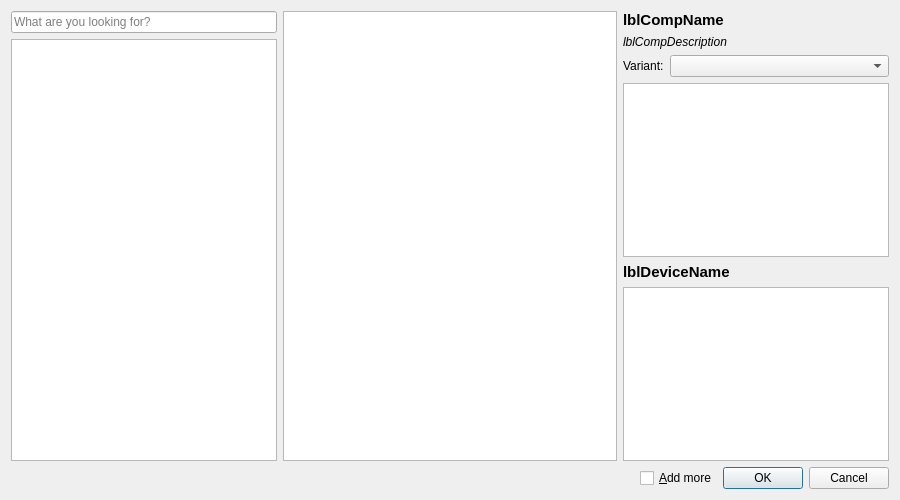
LibrePCB/LibrePCB, file libs/librepcb/editor/project/addcomponentdialog.ui: the form before one commit.
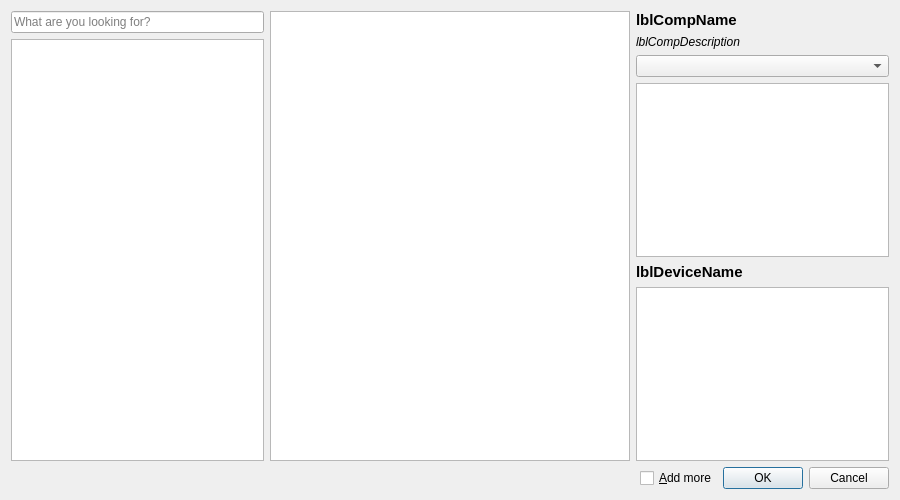
The form after the commit. Custom widgets are drawn as their Qt base class.

What changed in the file:
```diff
--- a/libs/librepcb/editor/project/addcomponentdialog.ui
+++ b/libs/librepcb/editor/project/addcomponentdialog.ui
@@ -13,11 +13,23 @@
   <property name="windowTitle">
    <string>Add Component</string>
   </property>
-  <layout class="QGridLayout" name="gridLayout" rowstretch="0,1,0,1,0" columnstretch="4,5,4">
+  <layout class="QGridLayout" name="gridLayout" rowstretch="0,1,0,1,0" columnstretch="7,10,7">
    <item row="0" column="0" rowspan="4">
     <layout class="QVBoxLayout" name="verticalLayout">
      <item>
       <widget class="QLineEdit" name="edtSearch">
+       <property name="minimumSize">
+        <size>
+         <width>100</width>
+         <height>0</height>
+        </size>
+       </property>
+       <property name="maximumSize">
+        <size>
+         <width>400</width>
+         <height>16777215</height>
+        </size>
+       </property>
        <property name="placeholderText">
         <string>What are you looking for?</string>
        </property>
@@ -28,9 +40,24 @@
      </item>
      <item>
       <widget class="QTreeView" name="treeCategories">
+       <property name="minimumSize">
+        <size>
+         <width>100</width>
+         <height>0</height>
+        </size>
+       </property>
+       <property name="maximumSize">
+        <size>
+         <width>400</width>
+         <height>16777215</height>
+        </size>
+       </property>
        <property name="editTriggers">
         <set>QAbstractItemView::NoEditTriggers</set>
        </property>
+       <property name="indentation">
+        <number>15</number>
+       </property>
        <property name="headerHidden">
         <bool>true</bool>
        </property>
@@ -49,6 +76,9 @@
      <property name="verticalScrollMode">
       <enum>QAbstractItemView::ScrollPerPixel</enum>
      </property>
+     <property name="indentation">
+      <number>15</number>
+     </property>
      <property name="headerHidden">
       <bool>true</bool>
      </property>
@@ -58,12 +88,21 @@
      <property name="columnCount">
       <number>0</number>
      </property>
+     <attribute name="headerMinimumSectionSize">
+      <number>10</number>
+     </attribute>
     </widget>
    </item>
    <item row="0" column="2">
     <layout class="QVBoxLayout" name="verticalLayout_2">
      <item>
       <widget class="QLabel" name="lblCompName">
+       <property name="maximumSize">
+        <size>
+         <width>400</width>
+         <height>16777215</height>
+        </size>
+       </property>
        <property name="font">
         <font>
          <pointsize>11</pointsize>
@@ -83,6 +122,12 @@
      </item>
      <item>
       <widget class="QLabel" name="lblCompDescription">
+       <property name="maximumSize">
+        <size>
+         <width>400</width>
+         <height>16777215</height>
+        </size>
+       </property>
        <property name="font">
         <font>
          <italic>true</italic>
@@ -100,26 +145,41 @@
       </widget>
      </item>
      <item>
-      <layout class="QHBoxLayout" name="horizontalLayout" stretch="0,1">
-       <item>
-        <widget class="QLabel" name="lblSymbVar">
-         <property name="text">
-          <string>Variant:</string>
-         </property>
-        </widget>
-       </item>
-       <item>
-        <widget class="QComboBox" name="cbxSymbVar"/>
-       </item>
-      </layout>
+      <widget class="QComboBox" name="cbxSymbVar">
+       <property name="maximumSize">
+        <size>
+         <width>400</width>
+         <height>16777215</height>
+        </size>
+       </property>
+      </widget>
      </item>
     </layout>
    </item>
    <item row="1" column="2">
-    <widget class="librepcb::editor::GraphicsView" name="viewComponent" native="true"/>
+    <widget class="librepcb::editor::GraphicsView" name="viewComponent">
+     <property name="maximumSize">
+      <size>
+       <width>400</width>
+       <height>16777215</height>
+      </size>
+     </property>
+     <property name="verticalScrollBarPolicy">
+      <enum>Qt::ScrollBarAlwaysOff</enum>
+     </property>
+     <property name="horizontalScrollBarPolicy">
+      <enum>Qt::ScrollBarAlwaysOff</enum>
+     </property>
+    </widget>
    </item>
    <item row="2" column="2">
     <widget class="QLabel" name="lblDeviceName">
+     <property name="maximumSize">
+      <size>
+       <width>400</width>
+       <height>16777215</height>
+      </size>
+     </property>
      <property name="font">
       <font>
        <pointsize>11</pointsize>
@@ -135,7 +195,20 @@
     </widget>
    </item>
    <item row="3" column="2">
-    <widget class="librepcb::editor::GraphicsView" name="viewDevice" native="true"/>
+    <widget class="librepcb::editor::GraphicsView" name="viewDevice">
+     <property name="maximumSize">
+      <size>
+       <width>400</width>
+       <height>16777215</height>
+      </size>
+     </property>
+     <property name="verticalScrollBarPolicy">
+      <enum>Qt::ScrollBarAlwaysOff</enum>
+     </property>
+     <property name="horizontalScrollBarPolicy">
+      <enum>Qt::ScrollBarAlwaysOff</enum>
+     </property>
+    </widget>
    </item>
    <item row="4" column="0" colspan="3">
     <layout class="QHBoxLayout" name="horizontalLayout_3" stretch="1,0,0">
```
Left out of the diff: 24 changed lines with no effect on the pictures.
